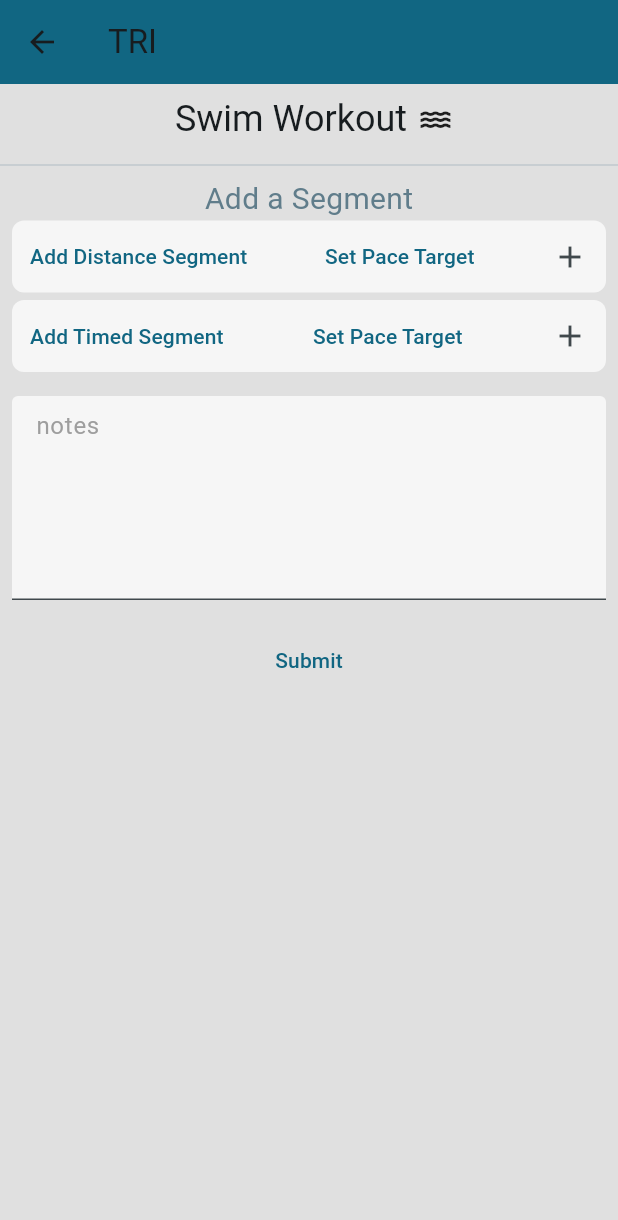
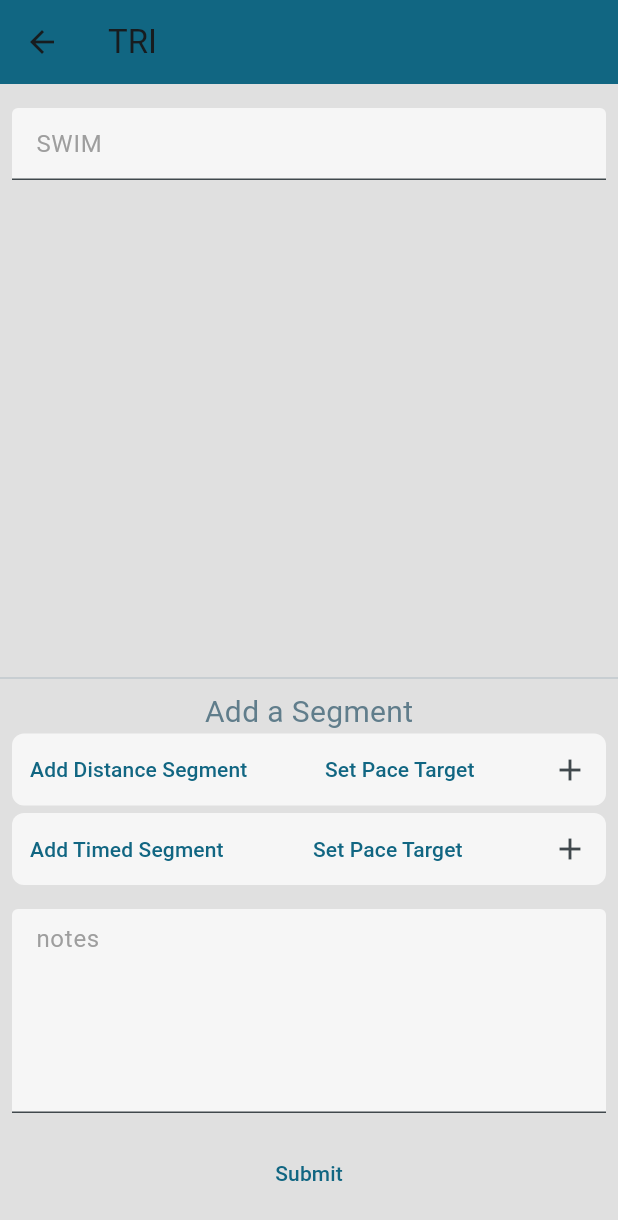
Before and after one commit to zachMcCain/tri-app, a Flutter app: the WorkoutForm screen opened directly with empty values, on a phone screen of 412 x 824 dp. Shown: the top 1220 px of the screen. Run offline on Flutter 3.47's test engine with Material 3 defaults, Android fonts, the phone set to English and light mode, and no system bars; our stand-ins replace flutter_riverpod, numberpicker; missing offline and left inert: carp_serializable.

Commit message:
Add naming of workouts

```diff
--- a/lib/app/models/workout/abstract_workout.dart
+++ b/lib/app/models/workout/abstract_workout.dart
@@ -13,6 +13,7 @@ class AbstractWorkout extends Serializable {
   final List<AbstractSegment> segments = List.empty(growable: true);
   final WorkoutType type = WorkoutType.custom;
   String? workoutNotes;
+  String? name;
   void accept(Visitor v) => {};
   bool valid() => true;
 
--- a/lib/app/view/forms/workout_form.dart
+++ b/lib/app/view/forms/workout_form.dart
@@ -47,6 +47,12 @@ class _WorkoutFormState extends ConsumerState<WorkoutForm> {
     });
   }
 
+  void onNameChanged(String val) {
+    setState(() {
+      workout.name = val;
+    });
+  }
+
   void onSubmit() {
     // Provider tracking user's list of workouts
     final workoutList = ref.watch(workoutsProvider);
@@ -77,22 +83,23 @@ class _WorkoutFormState extends ConsumerState<WorkoutForm> {
   }
 
   List<Widget> getWorkoutSummary() {
+    // String title = workout.name != null && workout.name!.isNotEmpty ? workout.name! : widget.workoutType.title;
     return [
       // Title of the Workout Form
-      Center(
-        child: Row(
-          mainAxisAlignment: MainAxisAlignment.center,
-          children: [
-          Container(
-            padding: const EdgeInsets.all(7.0),
-            child: Text('${widget.workoutType.title} Workout',
-              style: Theme.of(context).textTheme.headlineSmall,
-            )
-          ),
-          widget.workoutType.icon,
-        ]),
-      ),
-      builtWorkout ?? const SizedBox()
+      // Center(
+      //   child: Row(
+      //     mainAxisAlignment: MainAxisAlignment.center,
+      //     children: [
+      //     // Container(
+      //     //   padding: const EdgeInsets.all(7.0),
+      //     //   child: Text(title,
+      //     //     style: Theme.of(context).textTheme.headlineSmall,
+      //     //   )
+      //     // ),
+      //     widget.workoutType.icon,
+      //   ]),
+      // ),
+      builtWorkout ?? const SizedBox(height: 308,) // TODO: Make this more interesting - contain some kind of placeholder
     ];
   }
 
@@ -115,6 +122,7 @@ class _WorkoutFormState extends ConsumerState<WorkoutForm> {
             key: _formKey, // used to save, reset, and validate every child FormField
             child: Column(
               children: [
+                TriTextInput(onChanged: onNameChanged, minLines: 1, maxLines: 1, fillColor: Colors.white70, hintText: widget.workoutType.name.toUpperCase(),),
                 // Places the Metadata from the Workout
                 ...getWorkoutSummary(),
                 Divider(),
```
Also changed, not shown: lib/app/models/workout/abstract_workout.g.dart, lib/app/models/workout/bike.g.dart, lib/app/models/workout/brick.g.dart, lib/app/models/workout/custom.g.dart, lib/app/models/workout/run.g.dart, lib/app/models/workout/strength.g.dart, lib/app/models/workout/swim.g.dart.
